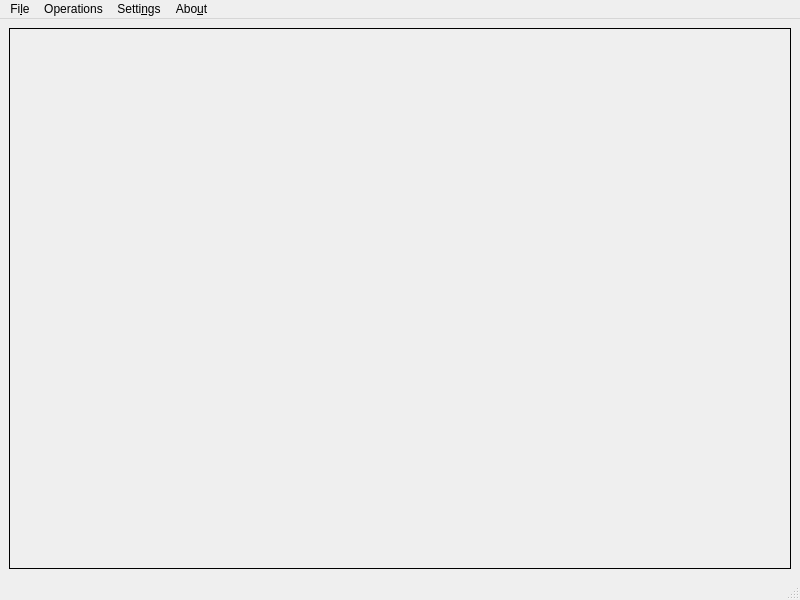
Old version of the form ui/main.ui in the repository danlabici/taskcluster-worker-checker.
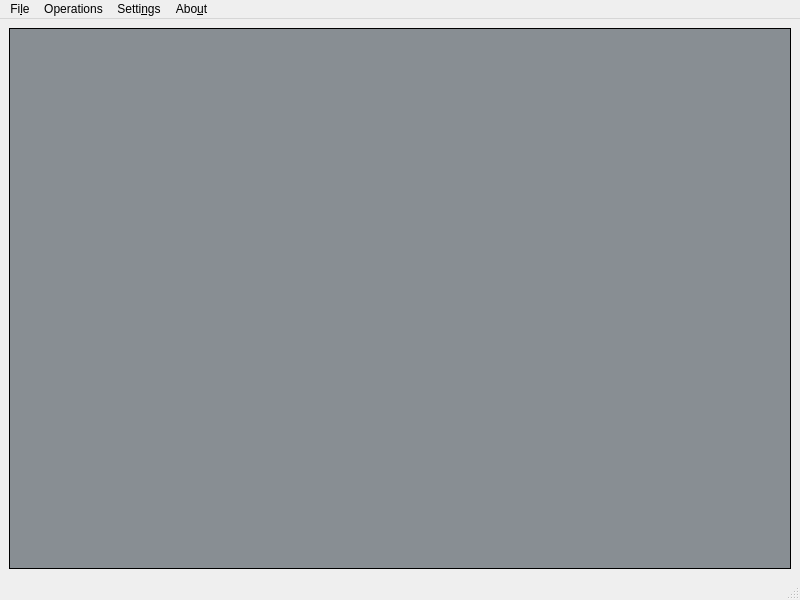
New version of the form.

Commit message: added theme selector

The edit to the form file:
```diff
--- a/ui/main.ui
+++ b/ui/main.ui
@@ -21,7 +21,7 @@
        <enum>QFrame::Box</enum>
       </property>
       <property name="background">
-       <brush brushstyle="NoBrush">
+       <brush brushstyle="SolidPattern">
         <color alpha="255">
          <red>136</red>
          <green>142</green>
```
Left out of the diff: 1 changed line with no effect on the pictures. The commit also changes 1 other file.
